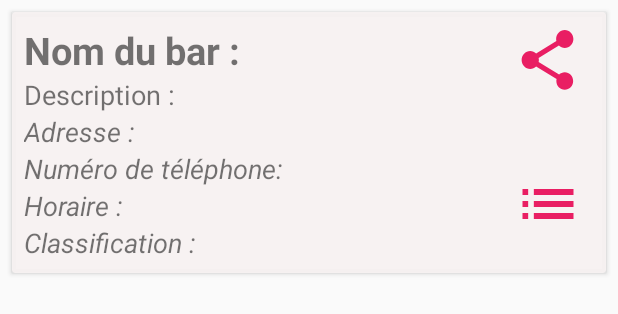
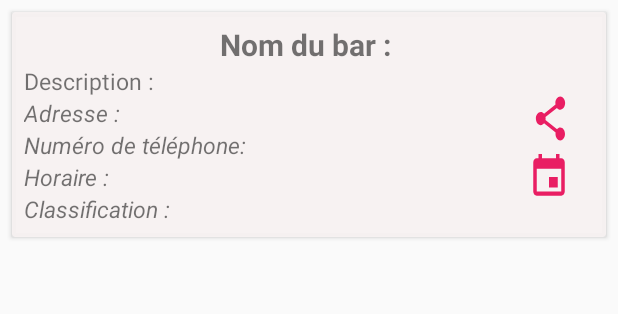
Before and after one commit to onesime98/MeetNdrink, an Android app: the layout bar_item.xml on its own in the app's theme, with its tools: preview values and no code run, on a phone screen of 412 x 824 dp. Shown: the top 314 px of the screen. Run offline under Robolectric (Android 15) with nearby library versions, the phone set to English and light mode, and no system bars.

Commit message:
update-develop
Quelques modifications effectuées sur la develop

```diff
--- /dev/null
+++ b/app/src/main/res/drawable/ic_event_black_24dp.xml
@@ -0,0 +1,9 @@
+<vector xmlns:android="http://schemas.android.com/apk/res/android"
+        android:width="24dp"
+        android:height="24dp"
+        android:viewportWidth="24.0"
+        android:viewportHeight="24.0">
+    <path
+        android:fillColor="#E91E63"
+        android:pathData="M17,12h-5v5h5v-5zM16,1v2L8,3L8,1L6,1v2L5,3c-1.11,0 -1.99,0.9 -1.99,2L3,19c0,1.1 0.89,2 2,2h14c1.1,0 2,-0.9 2,-2L21,5c0,-1.1 -0.9,-2 -2,-2h-1L18,1h-2zM19,19L5,19L5,8h14v11z"/>
+</vector>
--- a/app/src/main/res/layout/activity_affichage_des_bars.xml
+++ b/app/src/main/res/layout/activity_affichage_des_bars.xml
@@ -12,16 +12,6 @@
         android:layout_height="match_parent" />
 
 
-   <com.google.android.material.floatingactionbutton.FloatingActionButton
-       android:id="@+id/btn_add"
-       android:layout_width="wrap_content"
-       android:layout_height="wrap_content"
-       android:layout_gravity="bottom|end"
-       android:layout_margin="16dp"
-       android:src="@drawable/ic_add"/>
-
-
-
 
 
 
--- a/app/src/main/res/layout/bar_item.xml
+++ b/app/src/main/res/layout/bar_item.xml
@@ -1,10 +1,10 @@
 <?xml version="1.0" encoding="utf-8"?>
 <androidx.cardview.widget.CardView xmlns:android="http://schemas.android.com/apk/res/android"
+    xmlns:app="http://schemas.android.com/apk/res-auto"
     android:layout_width="match_parent"
     android:layout_height="wrap_content"
-    xmlns:app="http://schemas.android.com/apk/res-auto"
+    android:layout_marginStart="8dp"
     android:layout_marginTop="8dp"
-    android:layout_marginStart="8dp"
     android:layout_marginEnd="8dp"
     app:cardBackgroundColor="@color/colorWhiteDirty">
 
@@ -15,12 +15,13 @@
 
         <TextView
             android:id="@+id/textview_name"
+            android:layout_centerHorizontal="true"
             android:layout_width="wrap_content"
             android:layout_height="wrap_content"
             android:ellipsize="end"
             android:maxLines="1"
             android:text="Nom du bar : "
-            android:textSize="25dp"
+            android:textSize="20dp"
             android:textStyle="bold" />
 
         <TextView
@@ -29,7 +30,7 @@
             android:layout_height="wrap_content"
             android:layout_below="@id/textview_name"
             android:text="Description : "
-            android:textSize="18dp"
+            android:textSize="15dp"
             android:textStyle="normal" />
 
         <TextView
@@ -38,7 +39,7 @@
             android:layout_height="wrap_content"
             android:layout_below="@id/textview_description"
             android:text="Adresse :  "
-            android:textSize="18dp"
+            android:textSize="15dp"
             android:textStyle="italic" />
 
         <TextView
@@ -47,7 +48,7 @@
             android:layout_height="wrap_content"
             android:layout_below="@id/textview_adresse"
             android:text="Numéro de téléphone: "
-            android:textSize="18dp"
+            android:textSize="15dp"
             android:textStyle="italic" />
 
         <TextView
@@ -56,7 +57,7 @@
             android:layout_height="wrap_content"
             android:layout_below="@id/textview_numtel"
             android:text="Horaire :  "
-            android:textSize="18dp"
+            android:textSize="15dp"
             android:textStyle="italic" />
 
         <TextView
@@ -65,33 +66,33 @@
             android:layout_height="wrap_content"
             android:layout_below="@id/textview_horaire"
             android:text="Classification : "
-            android:textSize="18dp"
+            android:textSize="15dp"
             android:textStyle="italic" />
 
         <Button
             android:id="@+id/btn_share"
-            android:layout_width="46dp"
-            android:layout_height="wrap_content"
+            android:layout_width="26dp"
+            android:layout_height="35dp"
             android:layout_alignParentEnd="true"
             android:layout_alignParentRight="true"
-            android:layout_marginEnd="8dp"
-            android:layout_marginRight="28dp"
-            android:background="@drawable/ic_share"
-            android:onClick="btn_share"/>
+            android:layout_marginTop="45dp"
+            android:layout_marginEnd="16dp"
+            android:layout_marginRight="8dp"
+            android:background="@drawable/ic_share" />
 
         <Button
-            android:id="@+id/btn_resa"
-            android:layout_width="45dp"
-            android:layout_height="wrap_content"
-            android:layout_below="@id/btn_share"
+            android:id="@+id/btn_event"
+            android:layout_width="28dp"
+            android:layout_height="33dp"
+            android:layout_alignParentEnd="true"
             android:layout_alignParentRight="true"
-            android:layout_marginTop="48dp"
-            android:layout_marginRight="8dp"
-            android:background="@drawable/ic_list" />
+            android:layout_marginTop="85dp"
+            android:layout_marginEnd="16dp"
+            android:layout_marginRight="21dp"
+            android:background="@drawable/ic_event_black_24dp" />
 
 
     </RelativeLayout>
 
 
-
 </androidx.cardview.widget.CardView>
```
Also changed, not shown: app/src/main/java/fr/point/meetndrink/Reservation.java (line endings or trailing spaces).
